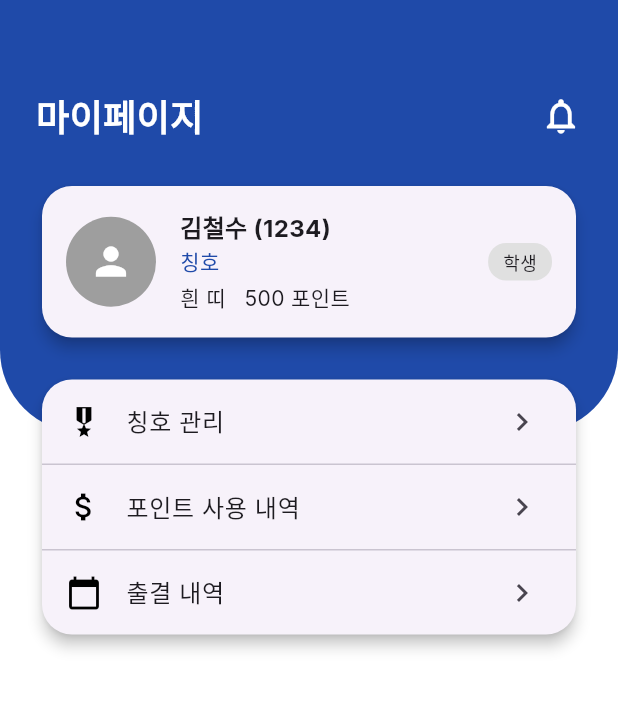
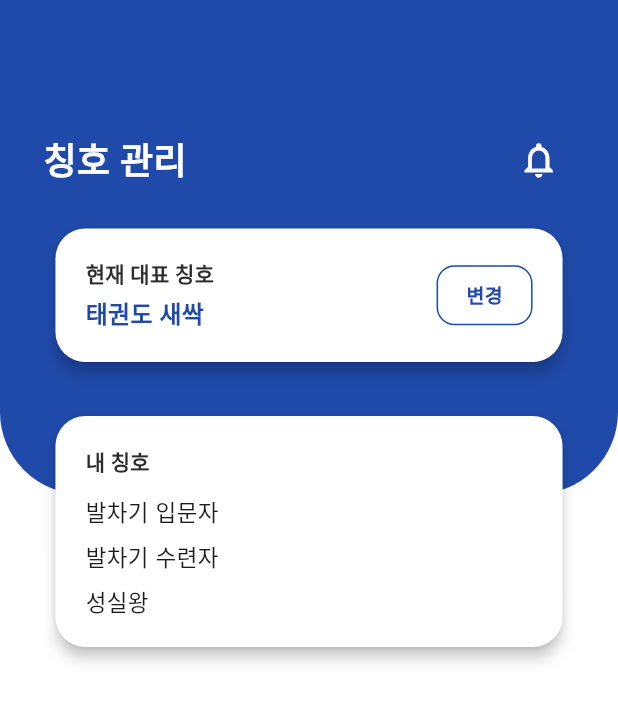
Before and after one commit to Taekwondo1906/taekwon, a Flutter app: the MyPage screen opened directly, after a tap on "칭호 관리", on a phone screen of 412 x 824 dp. Shown: the top 702 px of the screen. Run offline on Flutter 3.47's test engine with Material 3 defaults, Android fonts, the phone set to English and light mode, and no system bars; our stand-ins replace device_preview, google_fonts.

Commit message:
💄 title, purchase UI 생성 및 mypage, title, purchase history UI 수정

```diff
--- a/lib/mypage/mypage_screen.dart
+++ b/lib/mypage/mypage_screen.dart
@@ -1,8 +1,9 @@
-//마이페이지 화면
-
 import 'package:flutter/material.dart';
 // 색상 팔레트
 import 'package:taekwon/decoration/color_palette.dart';
+import 'title_manage_screen.dart';
+import 'purchase_history_screen.dart';
+import 'package:taekwon/notification/notification_screen.dart'; // 알림 화면
 
 class MyPage extends StatelessWidget {
   const MyPage({super.key});
@@ -10,13 +11,14 @@ class MyPage extends StatelessWidget {
   @override
   Widget build(BuildContext context) {
     final screenHeight = MediaQuery.of(context).size.height;
+    final screenWidth = MediaQuery.of(context).size.width;
 
     return Scaffold(
       body: Stack(
         children: [
           Container(color: Colors.white),
           Container(
-            height: screenHeight * 0.35,
+            height: screenHeight * 0.4,
             decoration: const BoxDecoration(
               color: mainColor,
               borderRadius: BorderRadius.only(
@@ -25,48 +27,71 @@ class MyPage extends StatelessWidget {
               ),
             ),
           ),
+          // 상단 제목 + 알림 버튼
           Positioned(
-            top: 60,
-            left: 24,
-            right: 24,
+            top: screenHeight * 0.1,
+            left: screenWidth * 0.08, // 홈과 동일
+            right: screenWidth * 0.08,
+            child: Material(
+              color: Colors.transparent,
               child: Row(
                 mainAxisAlignment: MainAxisAlignment.spaceBetween,
-              children: const [
-                Text(
+                children: [
+                  const Text(
                     '마이페이지',
                     style: TextStyle(
                       color: Colors.white,
                       fontSize: 24,
                       fontFamily: 'inter',
                       fontWeight: FontWeight.w600,
+                      height: 0.92,
                     ),
                   ),
-                Icon(Icons.notifications_none, color: Colors.white, size: 28),
+                  IconButton(
+                    icon: const Icon(
+                      Icons.notifications_outlined,
+                      color: Colors.white,
+                      size: 28,
+                    ),
+                    onPressed: () {
+                      Navigator.push(
+                        context,
+                        MaterialPageRoute(
+                          builder: (context) => const NotificationScreen(),
+                        ),
+                      );
+                    },
+                    splashRadius: 24,
+                  ),
                 ],
               ),
             ),
+          ),
+          // 콘텐츠 영역
           Positioned.fill(
-            top: 120,
+            top: screenHeight * 0.18, // 홈과 동일 비율
+            left: screenWidth * 0.08, // 홈과 동일
+            right: screenWidth * 0.08,
+            child: SingleChildScrollView(
               child: Column(
                 children: [
                   // 프로필 카드
-                Padding(
-                  padding: const EdgeInsets.symmetric(horizontal: 24),
-                  child: Card(
+                  Card(
+                    color: Colors.white,
                     shape: RoundedRectangleBorder(
                       borderRadius: BorderRadius.circular(20),
                     ),
                     elevation: 4,
                     child: Padding(
-                      padding: const EdgeInsets.all(16.0),
+                      padding: const EdgeInsets.all(20.0),
                       child: Row(
                         children: [
                           const CircleAvatar(
-                            radius: 30,
+                            radius: 28,
                             backgroundColor: Colors.grey,
                             child: Icon(
                               Icons.person,
-                              size: 30,
+                              size: 28,
                               color: Colors.white,
                             ),
                           ),
@@ -78,13 +103,23 @@ class MyPage extends StatelessWidget {
                                 Text(
                                   '김철수 (1234)',
                                   style: TextStyle(
-                                    fontSize: 16,
+                                    fontSize: 15,
                                     fontWeight: FontWeight.bold,
                                   ),
                                 ),
-                                Text('칭호', style: TextStyle(color: mainColor)),
                                 SizedBox(height: 4),
-                                Text('흰 띠   500 포인트'),
+                                Text(
+                                  '칭호',
+                                  style: TextStyle(
+                                    color: mainColor,
+                                    fontSize: 14,
+                                  ),
+                                ),
+                                SizedBox(height: 4),
+                                Text(
+                                  '흰 띠  ·  500 포인트',
+                                  style: TextStyle(fontSize: 13),
+                                ),
                               ],
                             ),
                           ),
@@ -94,40 +129,43 @@ class MyPage extends StatelessWidget {
                               vertical: 4,
                             ),
                             decoration: BoxDecoration(
-                              color: Colors.grey.shade300,
+                              color: Colors.grey,
                               borderRadius: BorderRadius.circular(12),
                             ),
                             child: const Text(
                               '학생',
-                              style: TextStyle(fontSize: 12),
+                              style: TextStyle(color: mainColor, fontSize: 12),
                             ),
                           ),
                         ],
                       ),
                     ),
                   ),
-                ),
-                const SizedBox(height: 20),
+                  const SizedBox(height: 40), // 홈과 동일 간격
                   // 기능 카드
-                Padding(
-                  padding: const EdgeInsets.symmetric(horizontal: 24),
-                  child: Card(
+                  Card(
+                    color: Colors.white,
                     shape: RoundedRectangleBorder(
                       borderRadius: BorderRadius.circular(20),
                     ),
                     elevation: 4,
                     child: Column(
                       children: [
-                        _buildMenuItem(Icons.military_tech, '칭호 관리'),
+                        _buildMenuItem(context, Icons.military_tech, '칭호 관리'),
                         _buildDivider(),
-                        _buildMenuItem(Icons.attach_money, '포인트 사용 내역'),
+                        _buildMenuItem(
+                          context,
+                          Icons.attach_money,
+                          '포인트 사용 내역',
+                        ),
                         _buildDivider(),
-                        _buildMenuItem(Icons.calendar_today, '출결 내역'),
+                        _buildMenuItem(context, Icons.calendar_today, '출결 내역'),
                       ],
                     ),
                   ),
+                  const SizedBox(height: 40), // 마지막 카드 아래 여백
+                ],
               ),
-              ],
             ),
           ),
         ],
@@ -135,13 +173,27 @@ class MyPage extends StatelessWidget {
     );
   }
 
-  Widget _buildMenuItem(IconData icon, String title) {
+  Widget _buildMenuItem(BuildContext context, IconData icon, String title) {
     return ListTile(
       leading: Icon(icon, color: Colors.black),
       title: Text(title, style: const TextStyle(fontWeight: FontWeight.w500)),
       trailing: const Icon(Icons.chevron_right),
       onTap: () {
-        // 추후 네비게이션 구현
+        if (title == '칭호 관리') {
+          Navigator.push(
+            context,
+            MaterialPageRoute(builder: (context) => const TitleManageScreen()),
+          );
+        } else if (title == '포인트 사용 내역') {
+          Navigator.push(
+            context,
+            MaterialPageRoute(
+              builder: (context) => const PurchaseHistoryScreen(),
+            ),
+          );
+        } else {
+          // TODO: 출결 내역 페이지 연결
+        }
       },
     );
   }
--- /dev/null
+++ b/lib/mypage/title_manage_screen.dart
@@ -0,0 +1,209 @@
+import 'package:flutter/material.dart';
+import 'package:taekwon/decoration/color_palette.dart';
+import 'package:taekwon/notification/notification_screen.dart';
+
+class TitleManageScreen extends StatelessWidget {
+  const TitleManageScreen({super.key});
+
+  @override
+  Widget build(BuildContext context) {
+    final screenHeight = MediaQuery.of(context).size.height;
+    final screenWidth = MediaQuery.of(context).size.width;
+
+    return Scaffold(
+      body: Stack(
+        children: [
+          Container(color: Colors.white),
+          Container(
+            height: screenHeight * 0.4,
+            decoration: const BoxDecoration(
+              color: mainColor,
+              borderRadius: BorderRadius.only(
+                bottomLeft: Radius.circular(55),
+                bottomRight: Radius.circular(55),
+              ),
+            ),
+          ),
+          // ✅ 홈 화면 스타일과 동일한 헤더
+          Positioned(
+            top: screenHeight * 0.1,
+            left: screenWidth * 0.07,
+            right: screenWidth * 0.07,
+            child: Material(
+              color: Colors.transparent,
+              child: Row(
+                mainAxisAlignment: MainAxisAlignment.spaceBetween,
+                children: [
+                  const Text(
+                    '칭호 관리',
+                    style: TextStyle(
+                      color: Colors.white,
+                      fontSize: 24,
+                      fontFamily: 'inter',
+                      fontWeight: FontWeight.w600,
+                      height: 0.92,
+                    ),
+                  ),
+                  IconButton(
+                    icon: const Icon(
+                      Icons.notifications_outlined,
+                      color: Colors.white,
+                      size: 28,
+                    ),
+                    onPressed: () {
+                      Navigator.push(
+                        context,
+                        MaterialPageRoute(
+                          builder: (context) => const NotificationScreen(),
+                        ),
+                      );
+                    },
+                    splashRadius: 24,
+                  ),
+                ],
+              ),
+            ),
+          ),
+          // ✅ 콘텐츠 위치 조정 (홈과 동일)
+          Positioned.fill(
+            top: screenHeight * 0.18,
+            left: screenWidth * 0.08,
+            right: screenWidth * 0.08,
+            child: SingleChildScrollView(
+              child: Column(
+                children: [
+                  // 현재 대표 칭호 카드
+                  Card(
+                    color: Colors.white,
+                    shape: RoundedRectangleBorder(
+                      borderRadius: BorderRadius.circular(20),
+                    ),
+                    elevation: 4,
+                    child: Padding(
+                      padding: const EdgeInsets.symmetric(
+                        horizontal: 20,
+                        vertical: 20,
+                      ),
+                      child: Row(
+                        mainAxisAlignment: MainAxisAlignment.spaceBetween,
+                        children: [
+                          const Column(
+                            crossAxisAlignment: CrossAxisAlignment.start,
+                            children: [
+                              Text(
+                                '현재 대표 칭호',
+                                style: TextStyle(
+                                  fontSize: 14,
+                                  fontWeight: FontWeight.bold,
+                                  color: labelColor,
+                                ),
+                              ),
+                              SizedBox(height: 4),
+                              Text(
+                                '태권도 새싹',
+                                style: TextStyle(
+                                  fontSize: 16,
+                                  fontWeight: FontWeight.w600,
+                                  color: mainColor,
+                                ),
+                              ),
+                            ],
+                          ),
+                          TextButton(
+                            onPressed: () {},
+                            style: TextButton.styleFrom(
+                              backgroundColor: Colors.white,
+                              side: const BorderSide(color: mainColor),
+                              shape: RoundedRectangleBorder(
+                                borderRadius: BorderRadius.circular(12),
+                              ),
+                              padding: const EdgeInsets.symmetric(
+                                horizontal: 16,
+                                vertical: 8,
+                              ),
+                            ),
+                            child: const Text(
+                              '변경',
+                              style: TextStyle(
+                                color: mainColor,
+                                fontWeight: FontWeight.bold,
+                                fontSize: 13,
+                              ),
+                            ),
+                          ),
+                        ],
+                      ),
+                    ),
+                  ),
+                  const SizedBox(height: 28),
+                  // 내 칭호 카드
+                  SizedBox(
+                    width: double.infinity,
+                    child: Card(
+                      color: Colors.white,
+                      shape: RoundedRectangleBorder(
+                        borderRadius: BorderRadius.circular(20),
+                      ),
+                      elevation: 4,
+                      child: Padding(
+                        padding: const EdgeInsets.all(20),
+                        child: Column(
+                          crossAxisAlignment: CrossAxisAlignment.start,
+                          children: const [
+                            Text(
+                              '내 칭호',
+                              style: TextStyle(
+                                fontSize: 14,
+                                fontWeight: FontWeight.bold,
+                                color: labelColor,
+                              ),
+                            ),
+                            SizedBox(height: 12),
+                            Text('발차기 입문자', style: TextStyle(fontSize: 15)),
+                            SizedBox(height: 8),
+                            Text('발차기 수련자', style: TextStyle(fontSize: 15)),
+                            SizedBox(height: 8),
+                            Text('성실왕', style: TextStyle(fontSize: 15)),
+                          ],
+                        ),
+                      ),
+                    ),
+                  ),
+                  const SizedBox(height: 40),
+                ],
+              ),
+            ),
+          ),
+        ],
+      ),
+      // ✅ 하단 네비게이션 바 추가
+      //bottomNavigationBar: BottomNavigationBar(
+      //  currentIndex: 3, // '마이페이지' 탭이 선택되어 있다고 가정
+      //  selectedItemColor: tabColor,
+      //  unselectedItemColor: detailColor,
+      //  showSelectedLabels: false,
+      //  showUnselectedLabels: false,
+      //  type: BottomNavigationBarType.fixed,
+      //  onTap: (index) {
+      //    // 여기에 탭 이동 처리 로직 추가
+      //    // 예: Navigator.push(context, MaterialPageRoute(builder: (_) => SomeScreen()));
+      //  },
+      //  items: const [
+      //    BottomNavigationBarItem(
+      //      icon: Icon(Icons.shopping_cart_outlined),
+      //      label: '포인트 샵',
+      //    ),
+      //    BottomNavigationBarItem(
+      //      icon: Icon(Icons.calendar_today_rounded),
+      //      label: '공지사항',
+      //    ),
+      //    BottomNavigationBarItem(icon: Icon(Icons.home_outlined), label: '홈'),
+      //    BottomNavigationBarItem(
+      //      icon: Icon(Icons.person_outline),
+      //      label: '마이페이지',
+      //    ),
+      //  ],
+      //),
+    );
+  }
+}
--- a/lib/navigation/navigation_bar.dart
+++ b/lib/navigation/navigation_bar.dart
@@ -27,11 +27,19 @@ class CustomNavigationBar extends StatelessWidget {
       type: BottomNavigationBarType.fixed,
       items: const [
         BottomNavigationBarItem(
-          icon: Icon(Icons.shopping_cart_outlined), label: '포인트 샵'),
-        BottomNavigationBarItem(icon: Icon(Icons.calendar_today_rounded), label: '공지사항'),
+          icon: Icon(Icons.shopping_cart_outlined),
+          label: '포인트 샵',
+        ),
+        BottomNavigationBarItem(
+          icon: Icon(Icons.calendar_today_rounded),
+          label: '공지사항',
+        ),
         BottomNavigationBarItem(icon: Icon(Icons.home_outlined), label: '홈'),
-        BottomNavigationBarItem(icon: Icon(Icons.person_outline), label: '마이페이지')
-      ]
-      );
+        BottomNavigationBarItem(
+          icon: Icon(Icons.person_outline),
+          label: '마이페이지',
+        ),
+      ],
+    );
   }
 }
```
Also changed, not shown: lib/mypage/purchase_history_screen.dart (added, +150 -0 lines). Lines whose indentation alone changed are shown as unchanged.
